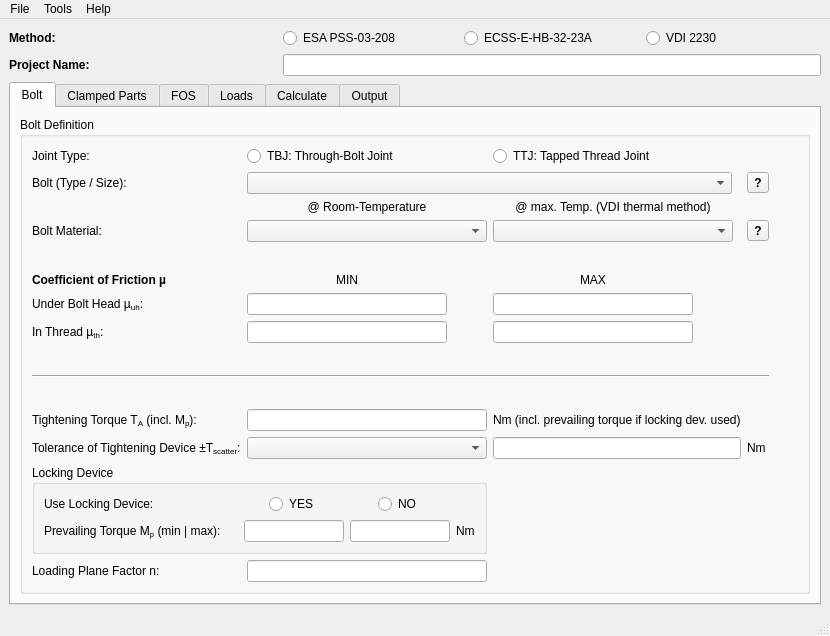
This is BAT/src/gui/bat_gui.ui in misams/BAT as Qt 5 draws it before an edit. The edited form follows.
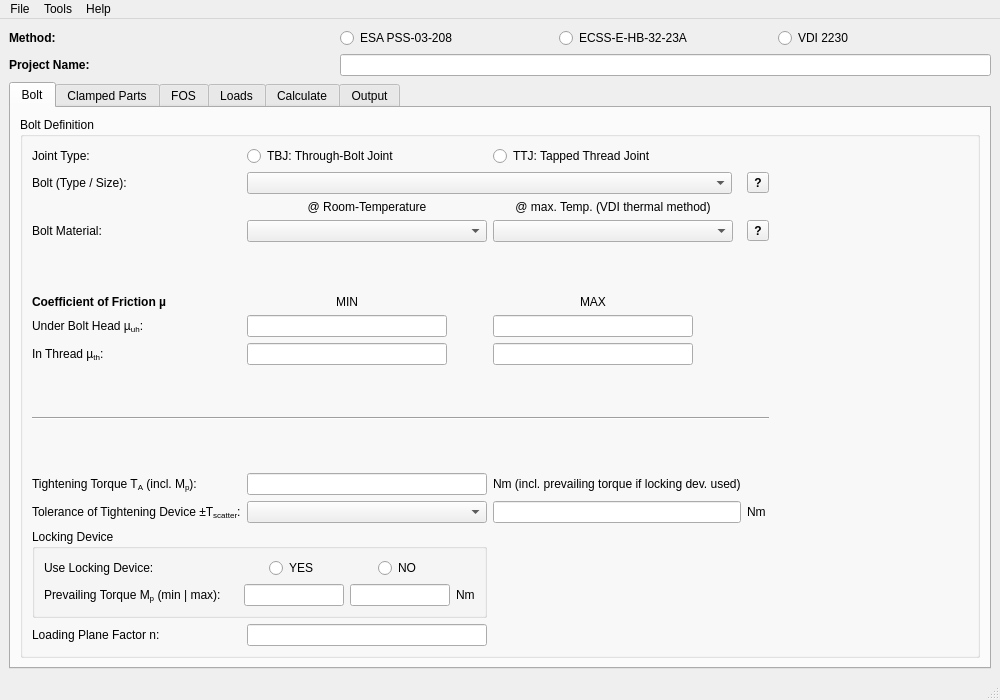
This is the edited form.

```diff
--- a/BAT/src/gui/bat_gui.ui
+++ b/BAT/src/gui/bat_gui.ui
@@ -6,8 +6,8 @@
    <rect>
     <x>0</x>
     <y>0</y>
-    <width>830</width>
-    <height>636</height>
+    <width>1000</width>
+    <height>700</height>
    </rect>
   </property>
   <property name="windowTitle">
@@ -1211,7 +1211,7 @@
     <rect>
      <x>0</x>
      <y>0</y>
-     <width>830</width>
+     <width>1000</width>
      <height>22</height>
     </rect>
    </property>
```
Left out of the diff: 59 changed lines with no effect on the pictures.
